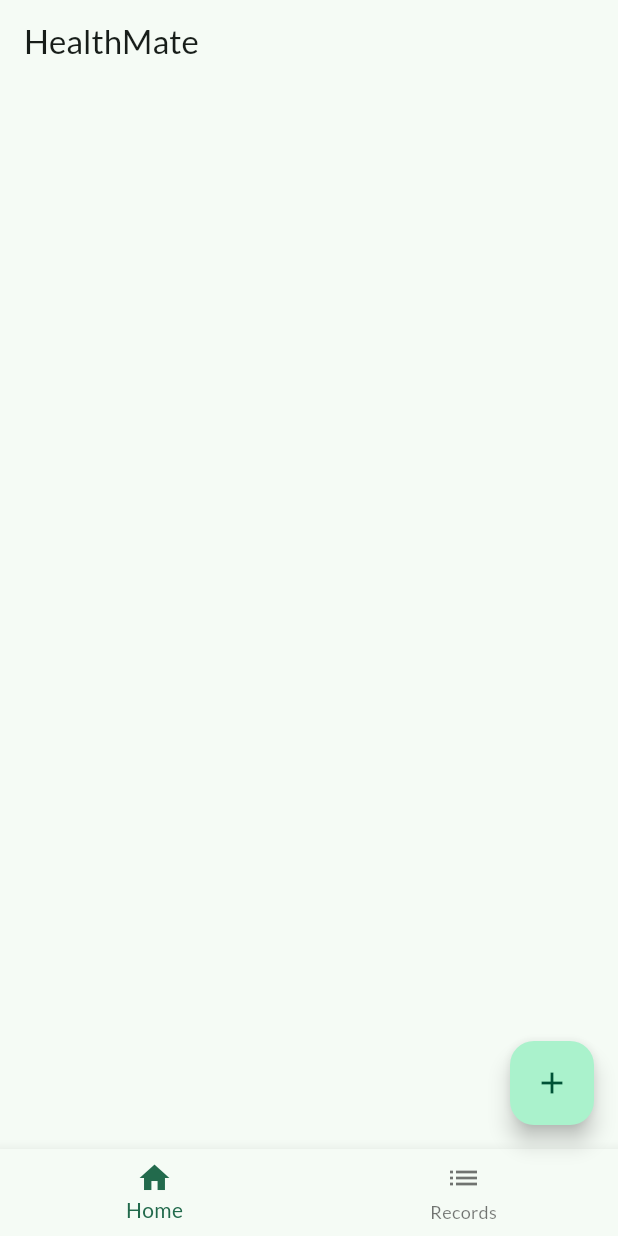
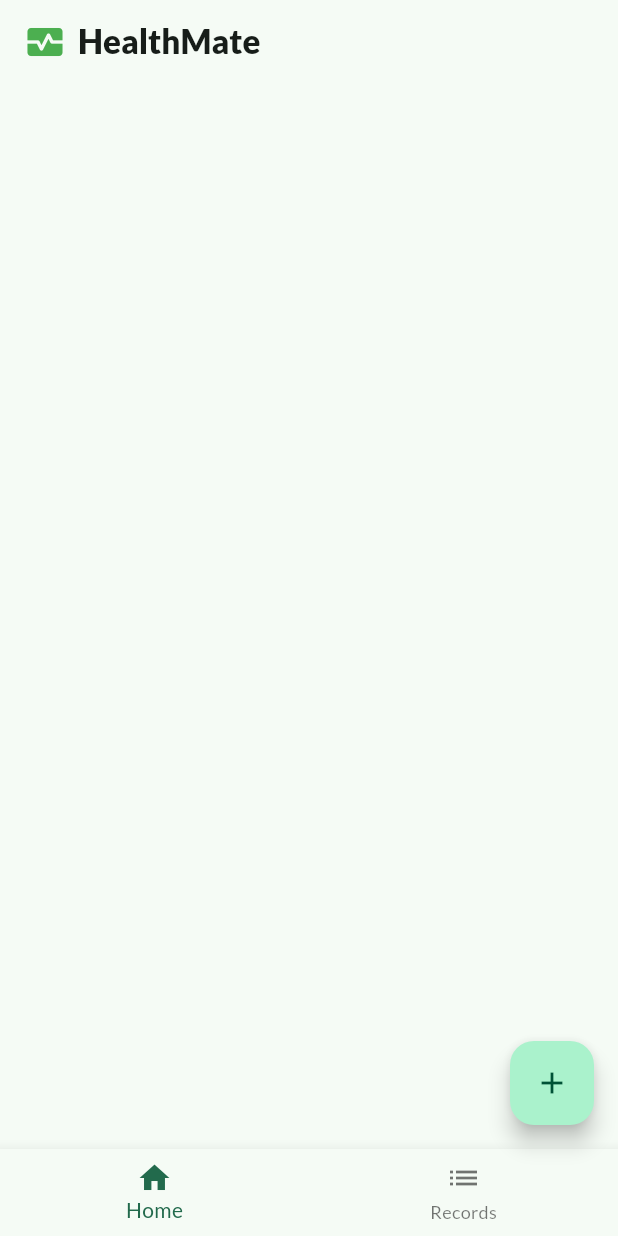
Before and after one commit to shafeemhsn/healthmate_personal_health_tracker, a Flutter app: the screen it shows after launch, on a phone screen of 412 x 824 dp. Run offline on Flutter 3.47's test engine with Material 3 defaults, Android fonts, the light colour scheme and no system bars; our stand-ins replace google_fonts, sqflite; accounts and stored records are empty.

Commit message:
app logo title and code clean

```diff
--- a/lib/main.dart
+++ b/lib/main.dart
@@ -32,6 +32,10 @@ class MyApp extends StatelessWidget {
 
   @override
   Widget build(BuildContext context) {
-    return MaterialApp(theme: theme, darkTheme: darkTheme, home: TabsScreen());
+    return MaterialApp(
+      theme: theme,
+      darkTheme: darkTheme,
+      home: const TabsScreen(),
+    );
   }
 }
--- a/lib/routes.dart
+++ /dev/null
@@ -1,6 +0,0 @@
-class AppRoutes {
-  const AppRoutes._();
-
-  static const records = '/';
-  static const home = '/home';
-}
--- a/lib/screen/tabs_screen.dart
+++ b/lib/screen/tabs_screen.dart
@@ -1,5 +1,6 @@
 import 'package:flutter/material.dart';
-import 'package:healthmate_personal_health_tracker/screen/add_entry_screen.dart';
+import 'package:healthmate_personal_health_tracker/screen/add_record_screen.dart';
+import 'package:healthmate_personal_health_tracker/widgets/app_title_logo.dart';
 
 class TabsScreen extends StatefulWidget {
   const TabsScreen({super.key});
@@ -18,14 +19,14 @@ class _TabsScreenState extends State<TabsScreen> {
 
   @override
   Widget build(BuildContext context) {
-    // TODO: implement build
     return Scaffold(
-      appBar: AppBar(title: Text('HealthMate')),
+      appBar: AppBar(title: const AppTitleLogo()),
+
       floatingActionButton: FloatingActionButton(
         onPressed: () {
           Navigator.of(
             context,
-          ).push(MaterialPageRoute(builder: (ctx) => const AddEntryScreen()));
+          ).push(MaterialPageRoute(builder: (ctx) => const AddRecordScreen()));
         },
         child: const Icon(Icons.add),
       ),
--- /dev/null
+++ b/lib/widgets/app_title_logo.dart
@@ -0,0 +1,19 @@
+import 'package:flutter/material.dart';
+
+class AppTitleLogo extends StatelessWidget {
+  const AppTitleLogo({super.key});
+
+  @override
+  Widget build(BuildContext context) {
+    return const Row(
+      children: [
+        Icon(Icons.monitor_heart, color: Colors.green, size: 28),
+        SizedBox(width: 8),
+        Text(
+          "HealthMate",
+          style: TextStyle(fontSize: 22, fontWeight: FontWeight.w800),
+        ),
+      ],
+    );
+  }
+}
```
Also changed, not shown: lib/screen/add_record_screen.dart (renamed from lib/screen/add_entry_screen.dart, +5 -5 lines).
